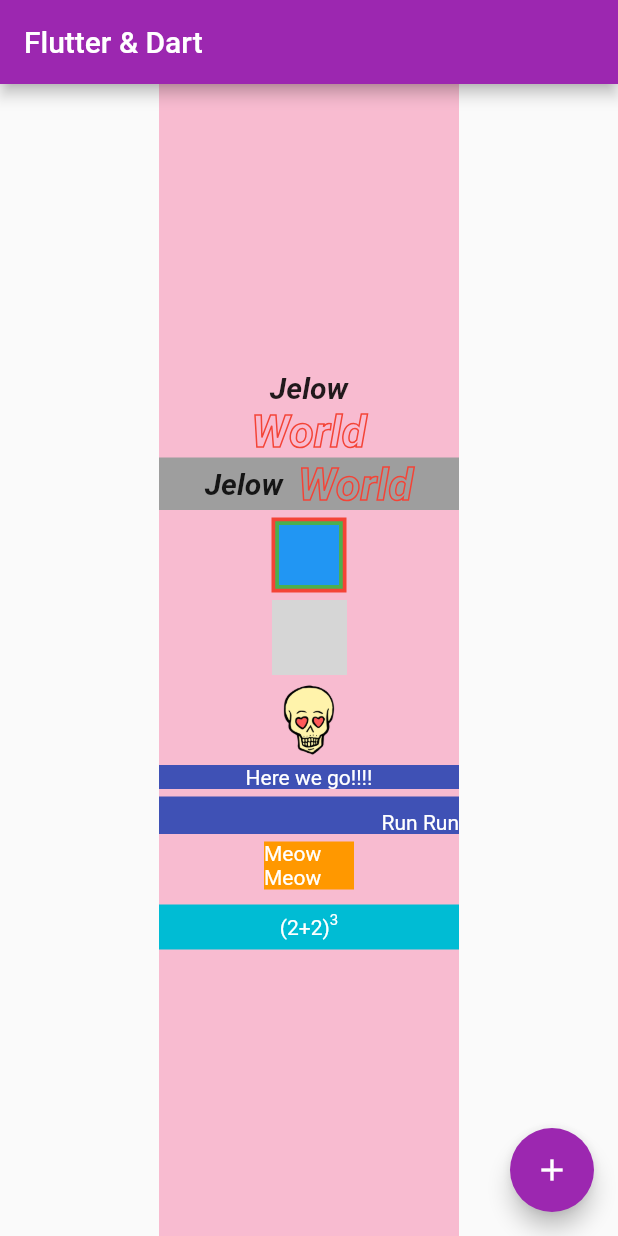
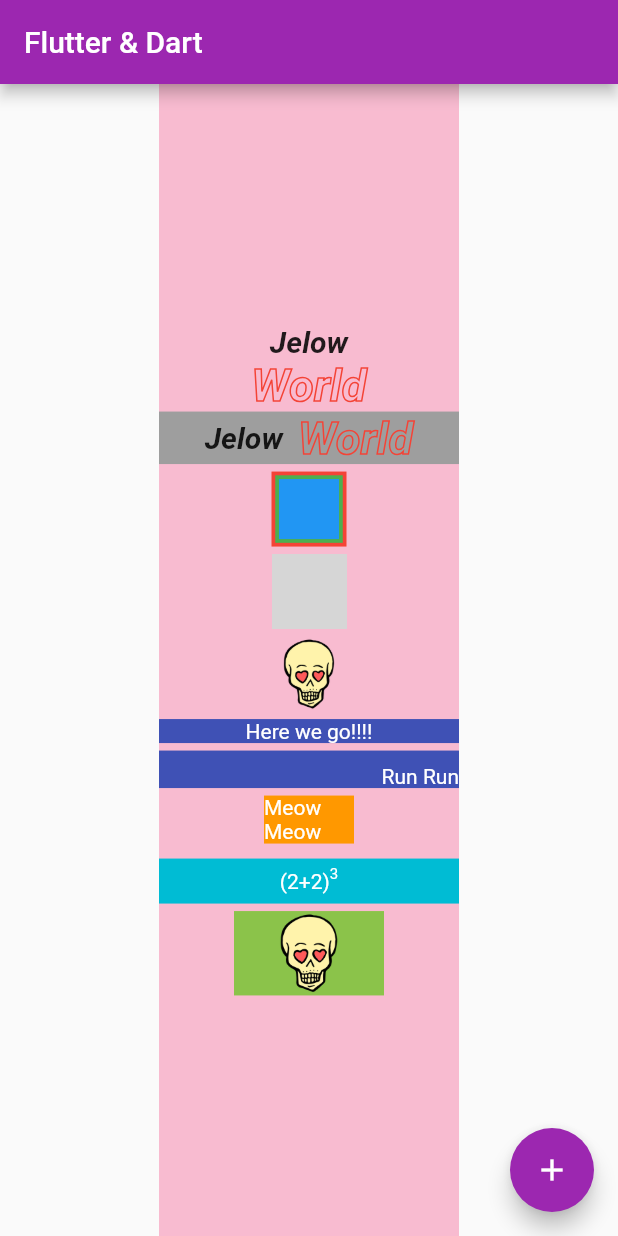
Before and after one commit to DiaDeMuertos/Udemy_section2, a Flutter app: the screen it shows after launch, on a phone screen of 412 x 824 dp. Run offline on Flutter 3.47's test engine with Material 2 defaults, Android fonts, the phone set to English and light mode, and no system bars; network calls fail; grey boxes are pictures that could not be loaded.

```diff
--- a/lib/main.dart
+++ b/lib/main.dart
@@ -205,7 +205,20 @@ class _MyHomePageState extends State<MyHomePage> {
                     ),
                   ],
                 ),
-              )
+              ),
+              SizedBox(
+                height: 5,
+              ),
+              Container(
+                color: Colors.lightGreen,
+                width: 100,
+                child: AspectRatio(
+                  aspectRatio: 16 / 9,
+                  child: Image(
+                    image: AssetImage('assets/images/skull_tattoo.png'),
+                  ),
+                ),
+              ),
             ],
           ),
         ),
```
